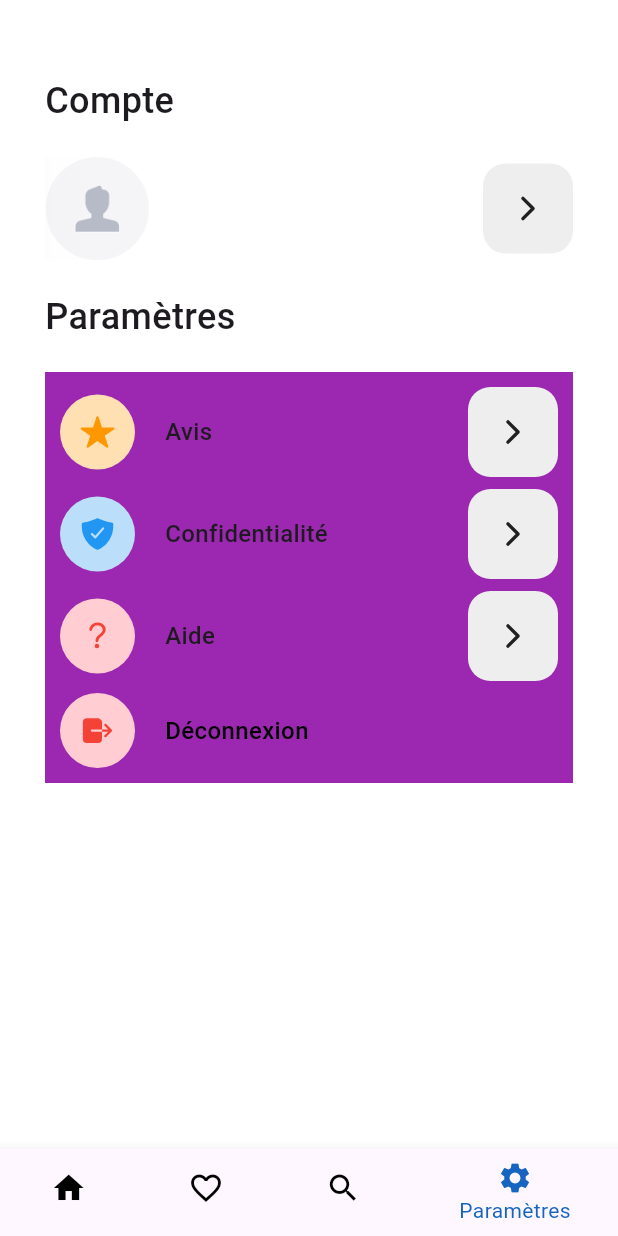
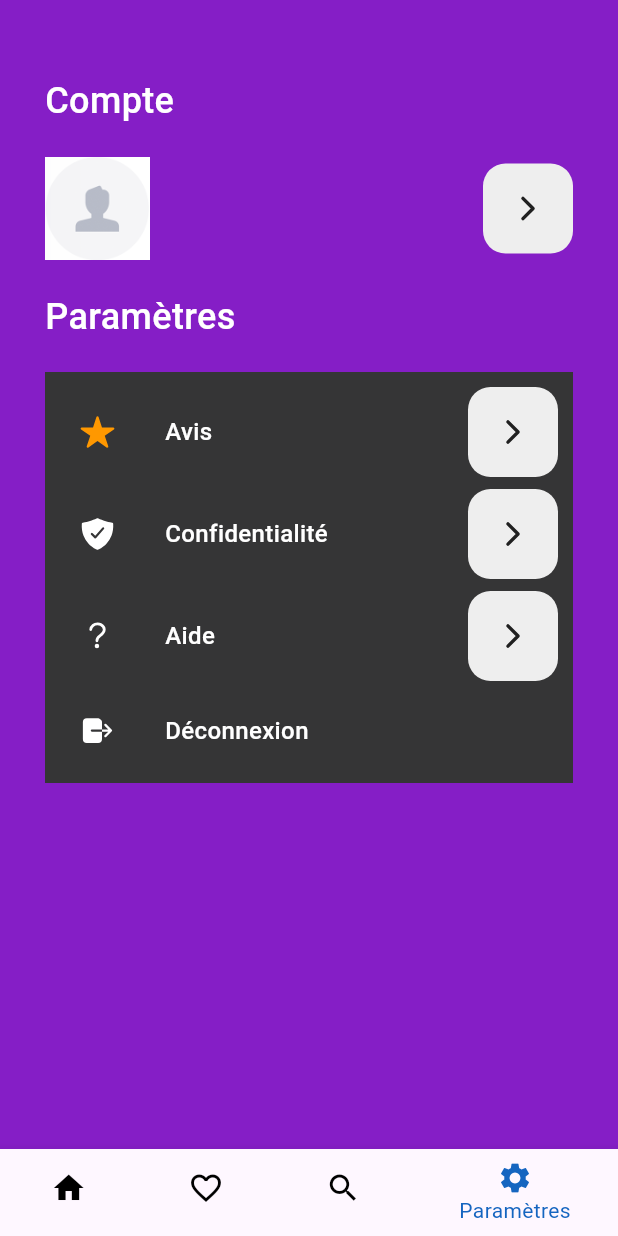
Before and after one commit to Tayebomheni/mental-health-app, a Flutter app: the navbar screen opened by its route, item 4 of the bottom bar chosen, after a tap on "Déconnexion", on a phone screen of 412 x 824 dp. Run offline on Flutter 3.47's test engine with Material 3 defaults, Android fonts, the phone set to English and light mode, and no system bars; our stand-ins replace firebase_auth, firebase_core, ionicons; accounts and stored records are empty.

Commit message:
principal

```diff
--- a/lib/Widgets/custom_container.dart
+++ /dev/null
@@ -1,29 +0,0 @@
-import 'package:flutter/material.dart';
-
-class CustomContainer extends StatelessWidget {
-  final VoidCallback onTap;
-
-  const CustomContainer({Key? key, required this.onTap}) : super(key: key);
-
-  @override
-  Widget build(BuildContext context) {
-    return GestureDetector(
-      onTap: onTap,
-      child: Container(
-        width: double.infinity,
-        padding: const EdgeInsets.all(30),
-        decoration: BoxDecoration(
-          color: Colors.blue,
-          borderRadius: BorderRadius.circular(15.0),
-        ),
-        child: Text(
-          "Texte avec coins arrondis et largeur de 100%",
-          style: TextStyle(
-            fontSize: 18,
-            color: Colors.white,
-          ),
-        ),
-      ),
-    );
-  }
-}
--- a/lib/Widgets/custom_item.dart
+++ b/lib/Widgets/custom_item.dart
@@ -21,7 +21,7 @@ class CustomItem extends StatelessWidget {
     this.value,
     this.iconSize = 24.0,
     this.containerSize = 50.0,
-    this.textColor = Colors.black, required bool isLoading,
+    this.textColor = Colors.white, required bool isLoading,
   }) : super(key: key);
 
   @override
--- a/lib/Widgets/setting_item.dart
+++ b/lib/Widgets/setting_item.dart
@@ -1,7 +1,5 @@
 import 'package:flutter/material.dart';
-import 'package:ionicons/ionicons.dart';
 import 'package:pcd/Widgets/forward_button.dart';
-
 class SettingItem extends StatelessWidget {
   final String title;
   final Color bgColor;
@@ -9,20 +7,21 @@ class SettingItem extends StatelessWidget {
   final IconData icon;
   final Function() onTap;
   final String? value;
+  final Color textColor;
+
   const SettingItem({
-    super.key,
     required this.title,
     required this.bgColor,
     required this.iconColor,
     required this.icon,
     required this.onTap,
+    this.textColor = Colors.white,
     this.value,
   });
 
   @override
   Widget build(BuildContext context) {
     return Container(
-
       child: SizedBox(
         width: double.infinity,
         child: Row(
@@ -42,16 +41,17 @@ class SettingItem extends StatelessWidget {
             const SizedBox(width: 20),
             Text(
               title,
-              style: const TextStyle(
+              style: TextStyle(  // Retirez le `const` ici
                 fontSize: 16,
                 fontWeight: FontWeight.w500,
+                color: textColor,
               ),
             ),
             const Spacer(),
             value != null
                 ? Text(
                     value!,
-                    style: const TextStyle(
+                    style: TextStyle(  // Retirez le `const` ici
                       fontSize: 16,
                       color: Colors.grey,
                     ),
--- a/lib/pages/Parametres.dart
+++ b/lib/pages/Parametres.dart
@@ -28,7 +28,7 @@ class _AccountScreenState extends State<Parametres> {
   @override
   Widget build(BuildContext context) {
     return Scaffold(
-      backgroundColor: Colors.white,
+      backgroundColor: Color.fromARGB(255, 133, 30, 198),
       body: Container(
 
         child: SingleChildScrollView(
@@ -43,6 +43,7 @@ class _AccountScreenState extends State<Parametres> {
                   style: TextStyle(
                     fontSize: 24,
                     fontWeight: FontWeight.w500,
+                     color: Colors.white,
                   ),
                 ),
                 const SizedBox(height: 20),
@@ -61,6 +62,7 @@ class _AccountScreenState extends State<Parametres> {
                             style: TextStyle(
                               fontSize: 18,
                               fontWeight: FontWeight.w500,
+                               color: Colors.white,
                             ),
                           ),
                           SizedBox(height: 10),
@@ -93,13 +95,14 @@ class _AccountScreenState extends State<Parametres> {
                   style: TextStyle(
                     fontSize: 24,
                     fontWeight: FontWeight.w500,
+                    color: Colors.white,
                   ),
                 ),
                 const SizedBox(height: 20),
                 Container(
                 padding: const EdgeInsets.all(10.0),
 
-                color: Colors.purple,
+                color: Color.fromARGB(255, 53, 53, 54),
                 child: Column(
                   crossAxisAlignment: CrossAxisAlignment.stretch,
                   children: [
@@ -107,7 +110,7 @@ class _AccountScreenState extends State<Parametres> {
                 SettingItem(
                   title: "Avis",
                   icon: Ionicons.star,
-                  bgColor: Colors.orange.shade100,
+                  bgColor: Color.fromARGB(255, 53, 53, 54),
                   iconColor: Colors.orange,
                   onTap: () {},
                 ),
@@ -115,8 +118,8 @@ class _AccountScreenState extends State<Parametres> {
                 SettingItem(
                   title: "Confidentialité",
                   icon: Ionicons.shield_checkmark,
-                  bgColor: Colors.blue.shade100,
-                  iconColor: Colors.blue,
+                  bgColor: Color.fromARGB(255, 53, 53, 54),
+                  iconColor: Colors.white,
                   onTap: () {},
                 ),
                 const SizedBox(height: 8),
@@ -136,16 +139,16 @@ class _AccountScreenState extends State<Parametres> {
                 SettingItem(
                   title: "Aide",
                   icon: Ionicons.help,
-                  bgColor: Colors.red.shade100,
-                  iconColor: Colors.red,
+                  bgColor: Color.fromARGB(255, 53, 53, 54),
+                  iconColor: Colors.white,
                   onTap: () {},
                 ),
                 const SizedBox(height: 8),
                 CustomItem(
                   title: "Déconnexion",
                   icon: Ionicons.log_out,
-                  backgroundColor:  Colors.red.shade100,
-                  iconColor: Colors.red,
+                  backgroundColor:  Color.fromARGB(255, 53, 53, 54),
+                  iconColor: Colors.white,
                  onTap: () async {
                     setState(() {
                     _isLoading = true;
--- a/lib/pages/Principal.dart
+++ b/lib/pages/Principal.dart
@@ -16,10 +16,10 @@ class _PrincipalState extends State<Principal> {
 
   @override
   Widget build(BuildContext context) {
-    return SingleChildScrollView(
-      child: Column(
+    return Padding(
+      padding: const EdgeInsets.all(16.0),
+      child: ListView(
         children: [
-          SizedBox(height: 70),
           Text(
             "Découvrir le fonctionnement de l'application !",
             style: TextStyle(
@@ -34,13 +34,76 @@ class _PrincipalState extends State<Principal> {
               fontSize: 18,
             ),
           ),
-          SizedBox(height: 25),
-
-          CustomContainer(onTap: onContainerClicked),
-          SizedBox(height: 5),
-          CustomContainer(onTap: onContainerClicked),
-          SizedBox(height: 5),
-          CustomContainer(onTap: onContainerClicked),
+         SizedBox(height: 20),
+        Card(
+            elevation: 5.0,
+            margin: EdgeInsets.all(10.0),
+            child: Row(
+              crossAxisAlignment: CrossAxisAlignment.start,
+              children: [
+                Image.asset(
+                  'assets/icons/apprentissage.png',
+                  width: 50, // Ajustez la largeur selon vos besoins
+                  height: 50, // Ajustez la hauteur selon vos besoins
+                ),
+                Padding(
+                  padding: const EdgeInsets.all(16.0),
+                  child: Text(
+                    'Commencer l\'apprentissage',
+                    style: TextStyle(
+                      fontSize: 16,
+                    ),
+                  ),
+                ),
+              ],
+            ),
+          ),
+          Card(
+            elevation: 5.0,
+            margin: EdgeInsets.all(10.0),
+            child: Row(
+              crossAxisAlignment: CrossAxisAlignment.start,
+              children: [
+                Image.asset(
+                  'assets/icons/test.jpg',
+                  width: 50, // Ajustez la largeur selon vos besoins
+                  height: 50, // Ajustez la hauteur selon vos besoins
+                ),
+                Padding(
+                  padding: const EdgeInsets.all(16.0),
+                  child: Text(
+                    'Passer un test',
+                    style: TextStyle(
+                      fontSize: 16,
+                    ),
+                  ),
+                ),
+              ],
+            ),
+          ),
+          Card(
+            elevation: 5.0,
+            margin: EdgeInsets.all(10.0),
+            child: Row(
+              crossAxisAlignment: CrossAxisAlignment.start,
+              children: [
+                Image.asset(
+                  'assets/icons/journal.png',
+                  width: 50, // Ajustez la largeur selon vos besoins
+                  height: 50, // Ajustez la hauteur selon vos besoins
+                ),
+                Padding(
+                  padding: const EdgeInsets.all(16.0),
+                  child: Text(
+                    'Commencer l\'apprentissage',
+                    style: TextStyle(
+                      fontSize: 16,
+                    ),
+                  ),
+                ),
+              ],
+            ),
+          ),
         ],
       ),
     );
```
Also changed, not shown: assets/icons/apprentissage.png (added), assets/icons/journal.png (added), assets/icons/test.jpg (added).
